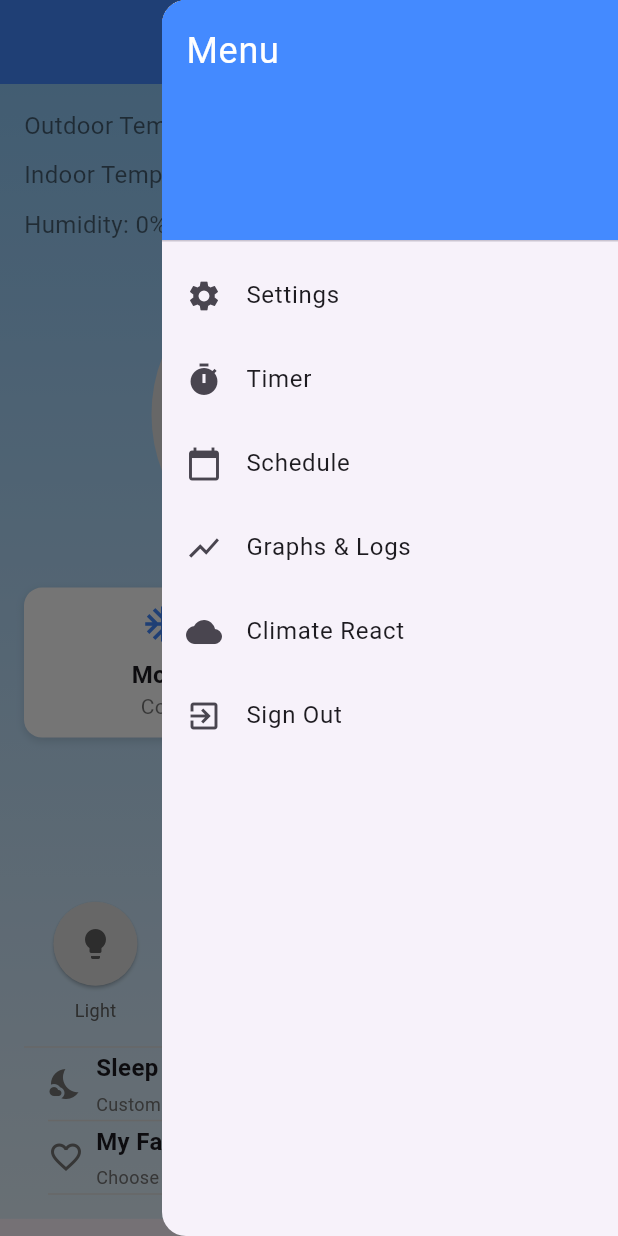
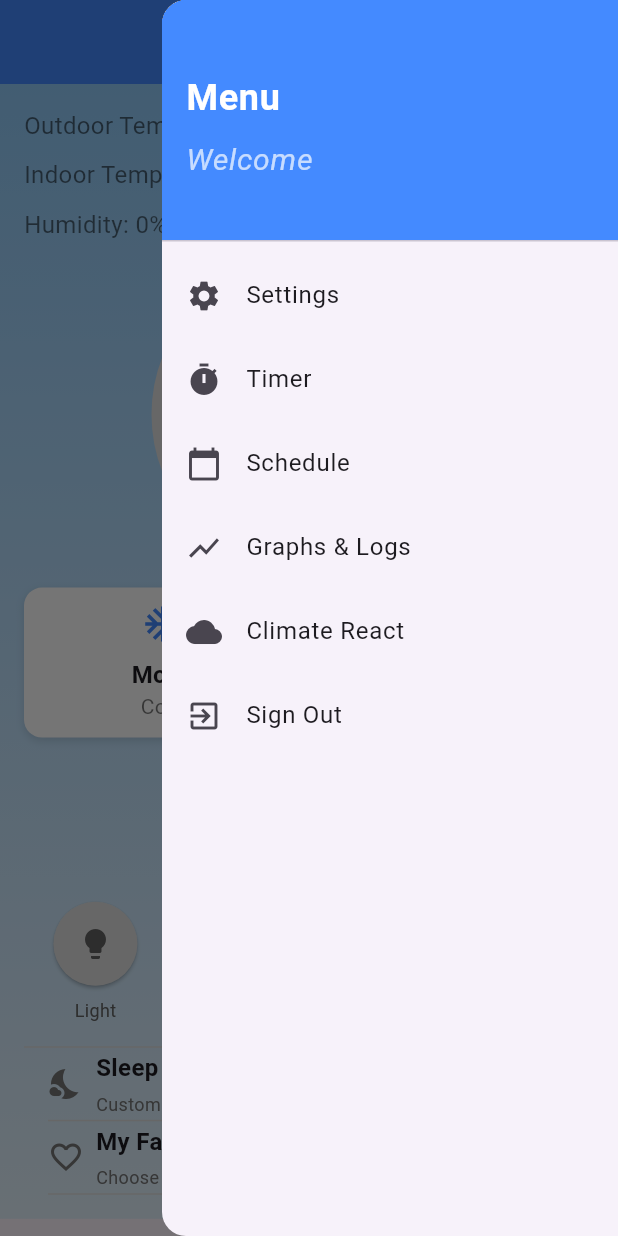
Before and after one commit to DavidNis/IOT_Project, a Flutter app: the SmartACControl screen opened directly, with the side drawer open, on a phone screen of 412 x 824 dp. Run offline on Flutter 3.47's test engine with Material 3 defaults, Android fonts, the phone set to English and light mode, and no system bars; our stand-ins replace firebase_auth, firebase_core, firebase_database, fl_chart, geolocator, internet_connection_checker_plus; accounts and stored records are empty.

Commit message:
Update smart_ac_control.dart

```diff
--- a/App/lib/Screens/smart_ac_control.dart
+++ b/App/lib/Screens/smart_ac_control.dart
@@ -13,6 +13,9 @@ import '../Screens/timer_screen.dart';
 import '../Screens/climate_react_screen.dart';
 import '../Screens/setting_screen.dart';
 import '../Screens/login_screen.dart';
+//import 'package:connectivity_plus/connectivity_plus.dart';
+import 'package:internet_connection_checker_plus/internet_connection_checker_plus.dart';
+
 
 class SmartACControl extends StatefulWidget {
   @override
@@ -22,6 +25,7 @@ class SmartACControl extends StatefulWidget {
 class _SmartACControlState extends State<SmartACControl> {
   final List<TemperatureReading> _temperatureLog = [];
   final GlobalKey<ScaffoldState> _scaffoldKey = GlobalKey<ScaffoldState>();
+  //StreamSubscription<ConnectivityResult>? _connectivitySubscription;
 
   double temperature = 24;       // AC set temperature
   double outdoorTemperature = 0; // Outdoor temperature fetched from API
@@ -33,6 +37,7 @@ class _SmartACControlState extends State<SmartACControl> {
   bool sleepCurve = false;
   bool myFavorite = false;
   bool isPowerOn = true;
+  bool isOffline = false;
 
   bool verticalSwingActive = false;
   bool horizontalSwingActive = false;
@@ -60,6 +65,7 @@ class _SmartACControlState extends State<SmartACControl> {
     initializeTemperatureLog();
     _monitorMotionSensor();
 
+
     // Start polling the user’s set temperature every 5 seconds
     _pollingTimer = Timer.periodic(const Duration(seconds: 5), (_) {
       _fetchSetTemperatureFromFirebase();
@@ -70,6 +76,7 @@ class _SmartACControlState extends State<SmartACControl> {
   void dispose() {
     // Cancel the timer when this widget is disposed
     _pollingTimer?.cancel();
+    //_connectivitySubscription?.cancel();
     super.dispose();
   }
 
@@ -82,6 +89,25 @@ class _SmartACControlState extends State<SmartACControl> {
       });
     }
   }
+
+
+
+  void _showNoConnectionMessage() {
+    final messenger = ScaffoldMessenger.of(context);
+    messenger.clearSnackBars();
+    messenger.showSnackBar(
+      const SnackBar(
+        content: Text(
+          'No internet connection. Please check your connection.',
+          style: TextStyle(color: Colors.white),
+        ),
+        backgroundColor: Colors.red,
+        duration: Duration(seconds: 3),
+      ),
+    );
+  }
+
+
 
   // Continuously listen for indoor temp & humidity from Firebase (DHT sensor)
   Future<void> fetchIndoorData() async {
@@ -346,16 +372,34 @@ class _SmartACControlState extends State<SmartACControl> {
         child: ListView(
           padding: EdgeInsets.zero,
           children: [
-            const DrawerHeader(
-              decoration: BoxDecoration(
+            DrawerHeader(
+              decoration: const BoxDecoration(
                 color: Colors.blueAccent,
               ),
-              child: Text(
-                'Menu',
-                style: TextStyle(
-                  color: Colors.white,
-                  fontSize: 24,
-                ),
+              child: Column(
+                crossAxisAlignment: CrossAxisAlignment.start,
+                mainAxisAlignment: MainAxisAlignment.center,
+                children: [
+                  const Text(
+                    'Menu',
+                    style: TextStyle(
+                      color: Colors.white,
+                      fontSize: 24,
+                      fontWeight: FontWeight.bold,
+                    ),
+                  ),
+                  const SizedBox(height: 8),
+                  Text(
+                    FirebaseAuth.instance.currentUser?.displayName != null
+                        ? 'Welcome ${FirebaseAuth.instance.currentUser!.displayName}'
+                        : 'Welcome User',
+                    style: const TextStyle(
+                      color: Colors.white70,
+                      fontSize: 20,
+                      fontStyle: FontStyle.italic,
+                    ),
+                  ),
+                ],
               ),
             ),
             ListTile(
```
